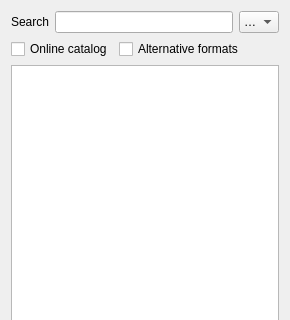
Above: src/Mod/BIM/Resources/ui/dialogLibrary.ui from tritao/FreeCAD before the change; both pictures show x 0 to 290 and y 0 to 320 of the 290 by 798 pixel window. Below: the same form after it.
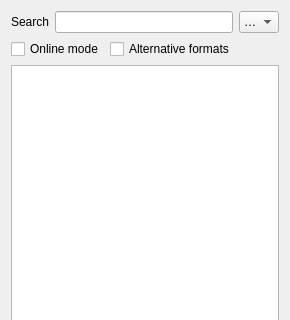
That is the form after the change.

Commit message: BIM: support multiple managed local libraries

```diff
--- a/src/Mod/BIM/Resources/ui/dialogLibrary.ui
+++ b/src/Mod/BIM/Resources/ui/dialogLibrary.ui
@@ -54,7 +54,7 @@
         <string>Shows the online catalog instead of the local library.</string>
        </property>
        <property name="text">
-        <string>Online catalog</string>
+        <string>Online mode</string>
        </property>
       </widget>
      </item>
```
Left out of the diff: 2 changed lines with no effect on the pictures. The commit also changes 2 other files.
